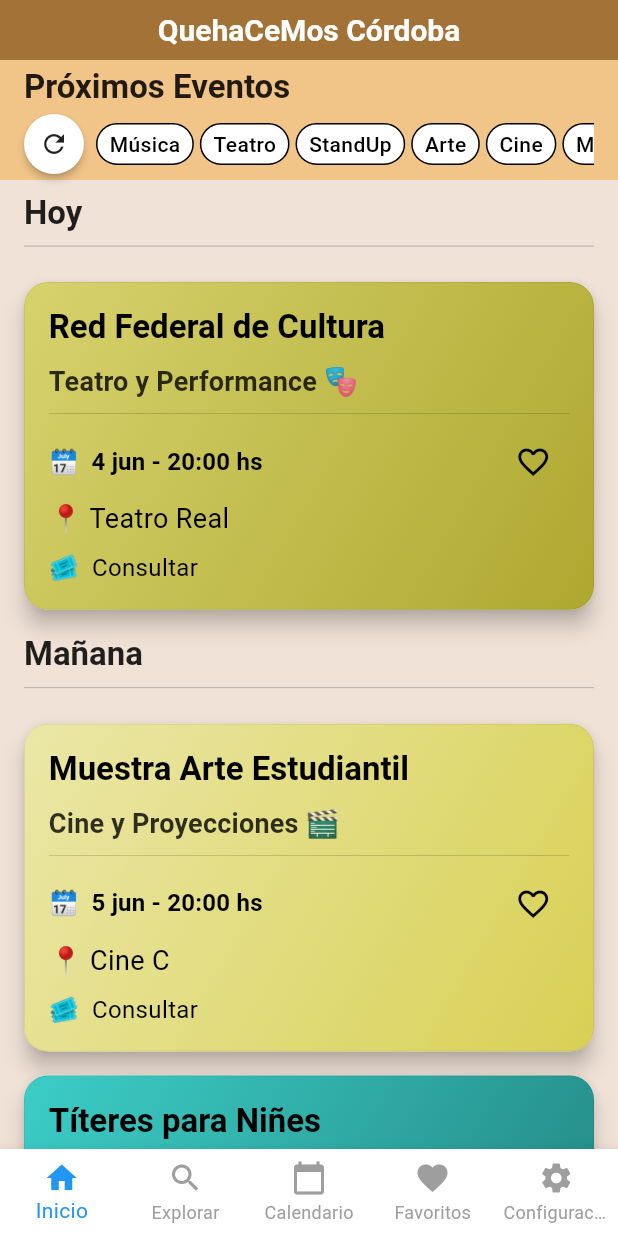
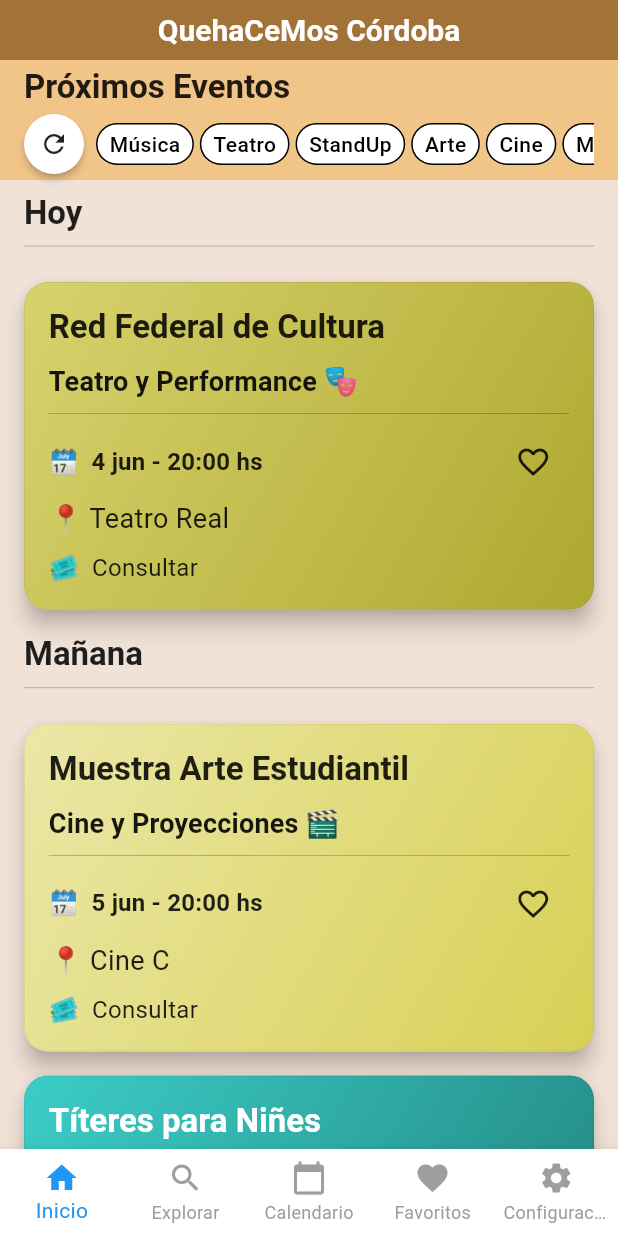
Before and after one commit to MarioLuisP/KeaCemos, a Flutter app: the screen it shows after launch, on a phone screen of 412 x 824 dp. Run offline on Flutter 3.47's test engine with Material 3 defaults, Android fonts, the phone set to English and light mode, and no system bars; our stand-ins replace firebase_auth, google_sign_in, share_plus, shared_preferences, table_calendar; accounts and stored records are empty; Roboto replaces fonts that are missing (Nunito).

Commit message:
stile themes

```diff
--- a/lib/src/pages/home_page.dart
+++ b/lib/src/pages/home_page.dart
@@ -376,7 +376,7 @@ class _HomePageState extends State<HomePage>
             title,
             style: Theme.of(context).textTheme.titleLarge?.copyWith(
                   fontWeight: FontWeight.bold,
-                  color: Colors.black87,
+//                  color: Colors.black87,
                 ),
           ),
           const Divider(
--- a/lib/src/utils/colors.dart
+++ b/lib/src/utils/colors.dart
@@ -72,7 +72,7 @@ class AppColors {
     // Lógica original para otros temas
     switch (theme) {
       case 'dark':
-        return color.withOpacity(0.8);
+        return Color.lerp(color, Colors.black, 0.5)!;
       case 'fluor':
         return color.withBrightness(1.2);
       case 'harmony':
--- a/lib/src/widgets/cards/event_card_widget.dart
+++ b/lib/src/widgets/cards/event_card_widget.dart
@@ -23,6 +23,16 @@ class EventCardWidget extends StatelessWidget {
     return hslDark.toColor();
   }
 
+  // Función para determinar si un color es claro
+  bool _isLightColor(Color color) {
+    return color.computeLuminance() > 0.4;
+  }
+
+  // Función para obtener el color de texto que contrasta bien
+  Color _getContrastingTextColor(Color backgroundColor) {
+    return _isLightColor(backgroundColor) ? Colors.black87 : Colors.white;
+  }
+
   @override
   Widget build(BuildContext context) {
     // Cache valores para evitar recálculos
@@ -35,6 +45,10 @@ class EventCardWidget extends StatelessWidget {
     final formattedDateString = viewModel.formatEventDate(eventDate, format: 'card');
     final cardColor = viewModel.getEventCardColor(eventType, context);
     final darkCardColor = _darkenColor(cardColor, 0.2);
+
+    // Calculamos el color promedio del gradiente para determinar el contraste
+    final averageColor = Color.lerp(cardColor, darkCardColor, 0.5)!;
+    final textColor = _getContrastingTextColor(averageColor);
 
     return GestureDetector(
       onTap: () {
@@ -77,7 +91,7 @@ class EventCardWidget extends StatelessWidget {
                         style: Theme.of(context).textTheme.titleLarge?.copyWith(
                               fontSize: 22,
                               fontWeight: FontWeight.bold,
-                              color: Theme.of(context).colorScheme.onSurface,
+                              color: textColor,
                             ),
                         maxLines: 1,
                         overflow: TextOverflow.ellipsis,
@@ -89,13 +103,13 @@ class EventCardWidget extends StatelessWidget {
                         style: Theme.of(context).textTheme.titleMedium?.copyWith(
                               fontSize: 18,
                               fontWeight: FontWeight.w700,
-                              color: Theme.of(context).colorScheme.onSurface.withOpacity(0.8),
+                              color: textColor.withOpacity(0.9),
                             ),
                       ),
                       const SizedBox(height: AppDimens.paddingSmall),
                       Container(
                         height: 0.5,
-                        color: Theme.of(context).colorScheme.onSurface.withOpacity(0.2),
+                        color: textColor.withOpacity(0.3),
                       ),
                       const SizedBox(height: AppDimens.paddingSmall),
                       Row(
@@ -106,7 +120,7 @@ class EventCardWidget extends StatelessWidget {
                               style: Theme.of(context).textTheme.titleMedium?.copyWith(
                                     fontSize: 16,
                                     fontWeight: FontWeight.w600,
-                                    color: Theme.of(context).colorScheme.onSurface,
+                                    color: textColor,
                               ),
                             ),
                           ),
@@ -119,7 +133,7 @@ class EventCardWidget extends StatelessWidget {
                                 constraints: const BoxConstraints(),
                                 icon: Icon(
                                   isFavorite ? Icons.favorite : Icons.favorite_border,
-                                  color: isFavorite ? Colors.red : Theme.of(context).colorScheme.onSurface,
+                                  color: isFavorite ? Colors.red : textColor,
                                 ),
                                 onPressed: () => favoritesProvider.toggleFavorite(eventId),
                               );
@@ -132,7 +146,7 @@ class EventCardWidget extends StatelessWidget {
                         '📍 $eventLocation',
                         style: Theme.of(context).textTheme.bodyMedium?.copyWith(
                           fontSize: 18,
-                              color: Theme.of(context).colorScheme.onSurface,
+                              color: textColor,
                             ),
                         maxLines: 1,
                         overflow: TextOverflow.ellipsis,
@@ -142,7 +156,7 @@ class EventCardWidget extends StatelessWidget {
                         '🎟  ${event['price']?.isNotEmpty == true ? event['price']! : 'Consultar'}',
                         style: Theme.of(context).textTheme.bodyMedium?.copyWith(
                               fontSize: 16,
-                              color: Theme.of(context).colorScheme.onSurface,
+                              color: textColor,
                             ),
                         maxLines: 1,
                         overflow: TextOverflow.ellipsis,
```
